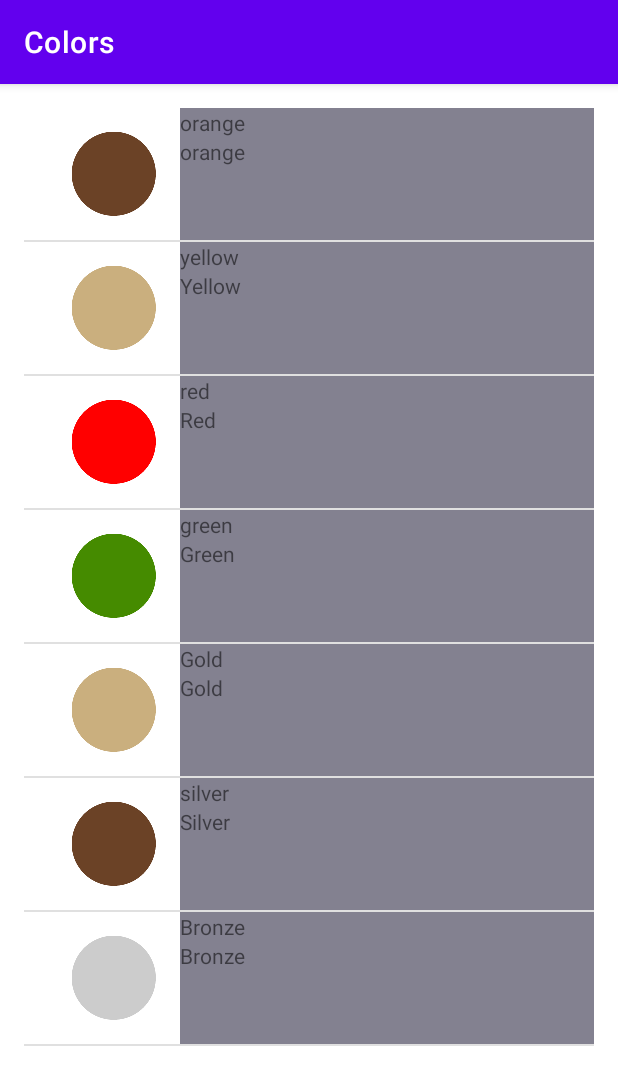
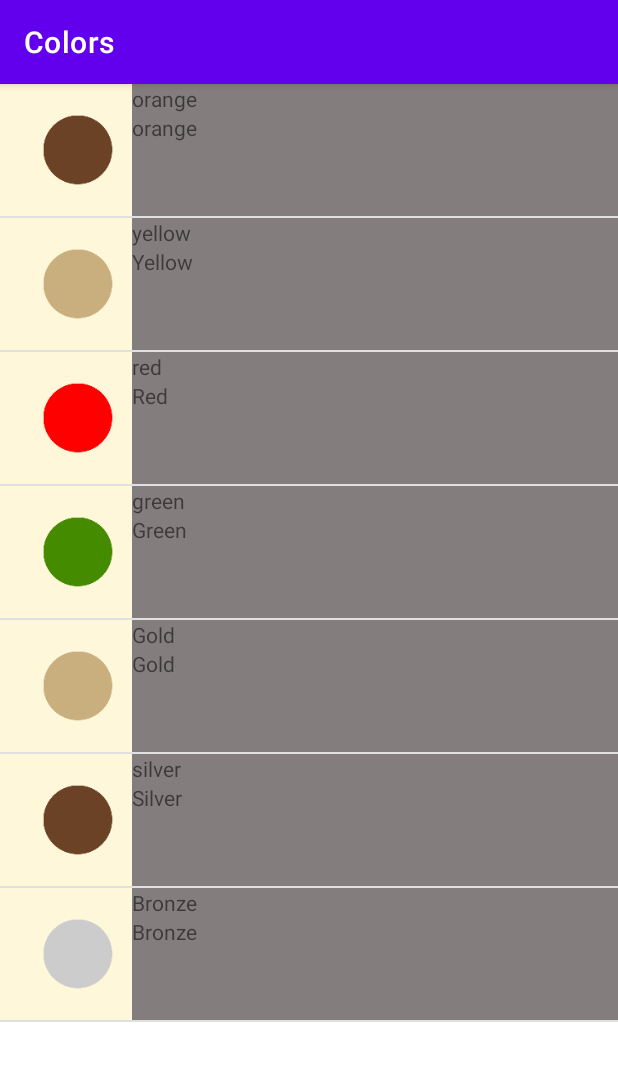
Before and after one commit to rabi04/Miwok-App, an Android app: the ColorsActivity screen opened directly, with no data from a screen before it, on a phone screen of 412 x 824 dp. Shown: the top 1085 px of the screen. Run offline under Robolectric (Android 15) with nearby library versions, the phone set to English and light mode, and no system bars.

Commit message:
CHANGE IN LAYOUT DESIGN.

```diff
--- a/app/src/main/res/layout/activity_colors.xml
+++ b/app/src/main/res/layout/activity_colors.xml
@@ -5,8 +5,4 @@
     android:orientation="vertical"
     android:layout_width="match_parent"
     android:layout_height="match_parent"
-    android:paddingBottom="@dimen/activity_vertical_margin"
-    android:paddingLeft="@dimen/activity_horizontal_margin"
-    android:paddingRight="@dimen/activity_horizontal_margin"
-    android:paddingTop="@dimen/activity_vertical_margin"
     tools:context=".ColorsActivity"/>
--- a/app/src/main/res/layout/activity_family.xml
+++ b/app/src/main/res/layout/activity_family.xml
@@ -5,9 +5,5 @@
     android:orientation="vertical"
     android:layout_width="match_parent"
     android:layout_height="match_parent"
-    android:paddingBottom="@dimen/activity_vertical_margin"
-    android:paddingLeft="@dimen/activity_horizontal_margin"
-    android:paddingRight="@dimen/activity_horizontal_margin"
-    android:paddingTop="@dimen/activity_vertical_margin"
     tools:context=".FamilyActivity">
 </ListView>
--- a/app/src/main/res/layout/activity_numbers.xml
+++ b/app/src/main/res/layout/activity_numbers.xml
@@ -5,8 +5,4 @@
     android:orientation="vertical"
     android:layout_width="match_parent"
     android:layout_height="match_parent"
-    android:paddingBottom="@dimen/activity_vertical_margin"
-    android:paddingLeft="@dimen/activity_horizontal_margin"
-    android:paddingRight="@dimen/activity_horizontal_margin"
-    android:paddingTop="@dimen/activity_vertical_margin"
     tools:context=".NumbersActivity"/>
--- a/app/src/main/res/layout/activity_phrases.xml
+++ b/app/src/main/res/layout/activity_phrases.xml
@@ -5,9 +5,5 @@
     android:orientation="vertical"
     android:layout_width="match_parent"
     android:layout_height="match_parent"
-    android:paddingBottom="@dimen/activity_vertical_margin"
-    android:paddingLeft="@dimen/activity_horizontal_margin"
-    android:paddingRight="@dimen/activity_horizontal_margin"
-    android:paddingTop="@dimen/activity_vertical_margin"
     tools:context=".PhrasesActivity">
 </ListView>
--- a/app/src/main/res/layout/list_item.xml
+++ b/app/src/main/res/layout/list_item.xml
@@ -2,11 +2,12 @@
 <LinearLayout xmlns:android="http://schemas.android.com/apk/res/android"
     android:layout_width="match_parent"
     android:layout_height="match_parent"
+    android:minHeight="@dimen/list_item_height"
+    android:background="@color/tan_background"
     android:orientation="horizontal">
     <ImageView
-        android:layout_width="wrap_content"
-        android:layout_height="wrap_content"
-        android:src="@drawable/family_younger_brother"
+        android:layout_width="@dimen/list_item_height"
+        android:layout_height="@dimen/list_item_height"
         android:id="@+id/image"
         android:paddingLeft="16dp"/>
     <LinearLayout
--- a/app/src/main/res/values/dimens.xml
+++ b/app/src/main/res/values/dimens.xml
@@ -3,6 +3,4 @@
     <!-- Height of each list item -->
     <dimen name="list_item_height">88dp</dimen>
     <!-- Default screen margins, per the Android Design guidelines. -->
-    <dimen name="activity_horizontal_margin">16dp</dimen>
-    <dimen name="activity_vertical_margin">16dp</dimen>
 </resources>
```
